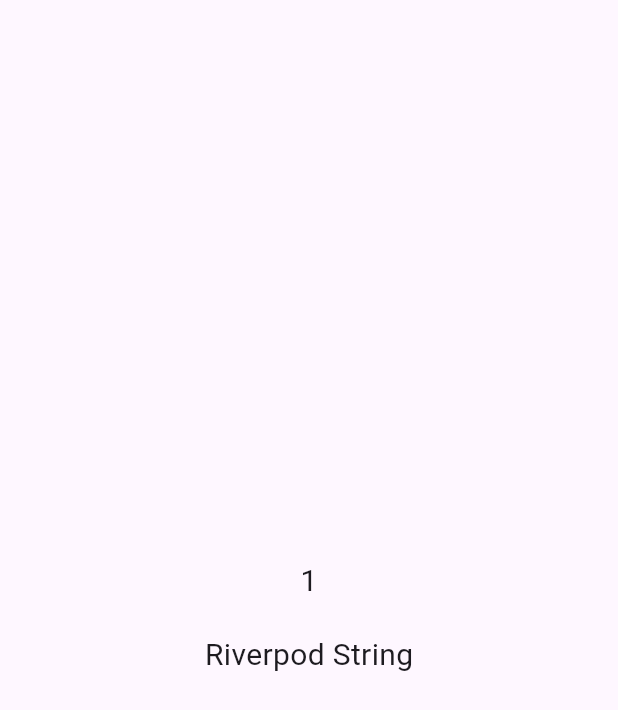
After one commit to Akhil-ps-dev/riverpod_learning_cheatsheet, a Flutter app: the RiverpodStringDisaply screen opened directly, on a phone screen of 412 x 824 dp. The commit adds this screen. Shown: the top 710 px of the screen. Run offline on Flutter 3.47's test engine with Material 3 defaults, Android fonts, the phone set to English and light mode, and no system bars; our stand-ins replace flutter_riverpod.

Commit message:
string display

```diff
--- a/lib/main.dart
+++ b/lib/main.dart
@@ -1,7 +1,6 @@
 import 'package:flutter/material.dart';
 import 'package:flutter_riverpod/flutter_riverpod.dart';
 
-import 'presentation/easy_level.dart';
 import 'presentation/home.dart';
 
 void main() {
--- /dev/null
+++ b/lib/models/riverpod_string_model.dart
@@ -0,0 +1,9 @@
+class RiverpodStringModel {
+  final String name;
+  final String id;
+
+  RiverpodStringModel({
+    required this.name,
+    required this.id,
+  });
+}
--- /dev/null
+++ b/lib/presentation/string_display.dart
@@ -0,0 +1,34 @@
+import 'package:flutter/material.dart';
+import 'package:flutter_riverpod/flutter_riverpod.dart';
+import 'package:flutter_riverpod_learning/riverpod_provider/riverpod.dart';
+import 'package:flutter_riverpod_learning/riverpod_provider/riverpod_string_provider.dart';
+
+class RiverpodStringDisaply extends ConsumerWidget {
+  const RiverpodStringDisaply({super.key});
+
+  @override
+  Widget build(BuildContext context, WidgetRef ref) {
+    final riverpodstrings = ref.watch(riverpodString);
+
+    return Scaffold(
+      body: Center(
+        child: Column(
+          mainAxisAlignment: MainAxisAlignment.center,
+          children: [
+            Text(
+              riverpodstrings.id,
+              style: TextStyle(fontSize: 20),
+            ),
+            SizedBox(
+              height: 20,
+            ),
+            Text(
+              riverpodstrings.name,
+              style: TextStyle(fontSize: 20),
+            ),
+          ],
+        ),
+      ),
+    );
+  }
+}
--- /dev/null
+++ b/lib/riverpod_provider/riverpod_string_provider.dart
@@ -0,0 +1,12 @@
+import 'package:flutter_riverpod/flutter_riverpod.dart';
+
+import '../models/riverpod_string_model.dart';
+
+final riverpodString = Provider<RiverpodStringModel>(
+  (ref) {
+    return RiverpodStringModel(
+      name: 'Riverpod String',
+      id: '1',
+    );
+  },
+);
```
Also changed, not shown: lib/riverpod_provider/riverpod.dart (line endings or trailing spaces).
